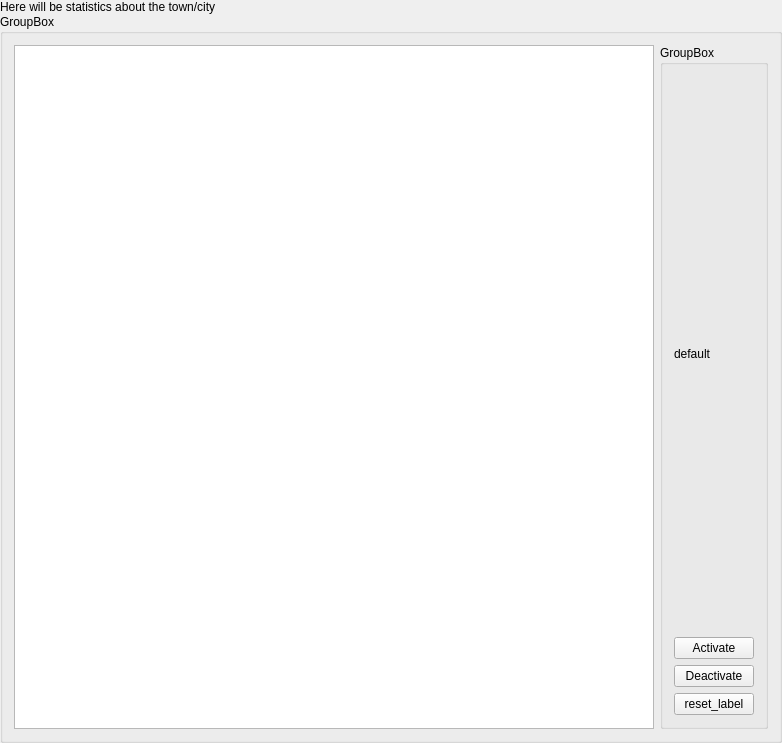
kokhnovich/PaperTown, file src/mainwindow.ui: the form before one commit.
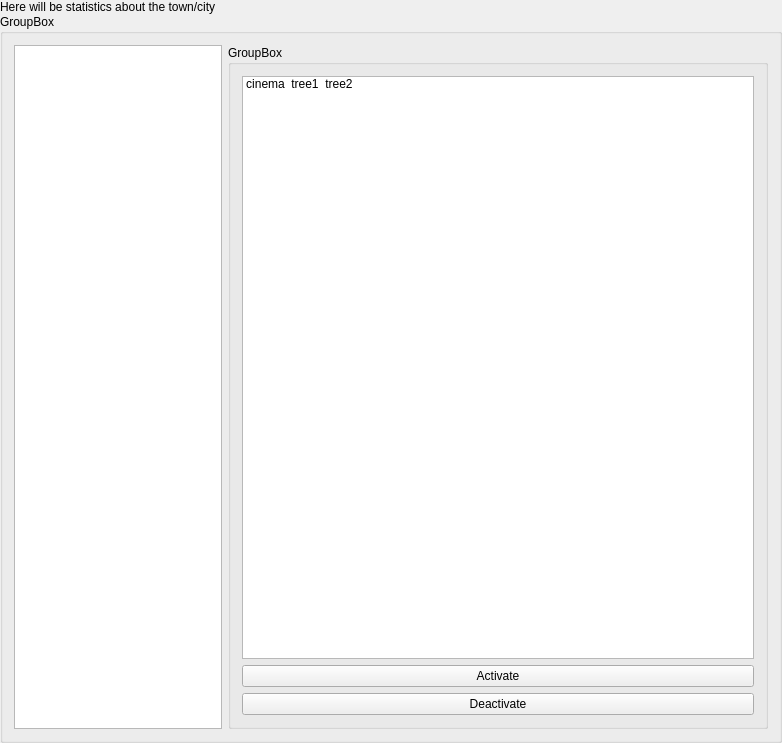
The form after the commit. Icons and pictures are not drawn.

The edit to the form file:
```diff
--- a/src/mainwindow.ui
+++ b/src/mainwindow.ui
@@ -63,10 +63,55 @@
          </property>
          <layout class="QVBoxLayout" name="verticalLayout_2">
           <item>
-           <widget class="QLabel" name="debug_label">
-            <property name="text">
-             <string>default</string>
+           <widget class="QListWidget" name="listWidget">
+            <property name="minimumSize">
+             <size>
+              <width>512</width>
+              <height>0</height>
+             </size>
             </property>
+            <property name="iconSize">
+             <size>
+              <width>128</width>
+              <height>128</height>
+             </size>
+            </property>
+            <property name="movement">
+             <enum>QListView::Static</enum>
+            </property>
+            <property name="viewMode">
+             <enum>QListView::IconMode</enum>
+            </property>
+            <item>
+             <property name="text">
+              <string>cinema</string>
+             </property>
+             <property name="icon">
+              <iconset>
+               <normalon>:/img/cinema.png</normalon>
+              </iconset>
+             </property>
+            </item>
+            <item>
+             <property name="text">
+              <string>tree1</string>
+             </property>
+             <property name="icon">
+              <iconset>
+               <normalon>:/img/tree1.png</normalon>
+              </iconset>
+             </property>
+            </item>
+            <item>
+             <property name="text">
+              <string>tree2</string>
+             </property>
+             <property name="icon">
+              <iconset>
+               <normalon>:/img/tree2.png</normalon>
+              </iconset>
+             </property>
+            </item>
            </widget>
           </item>
           <item>
@@ -83,13 +128,6 @@
             </property>
            </widget>
           </item>
-          <item>
-           <widget class="QPushButton" name="debug_push_button">
-            <property name="text">
-             <string>reset_label</string>
-            </property>
-           </widget>
-          </item>
          </layout>
         </widget>
        </item>
```
Left out of the diff: 3 changed lines with no effect on the pictures.
